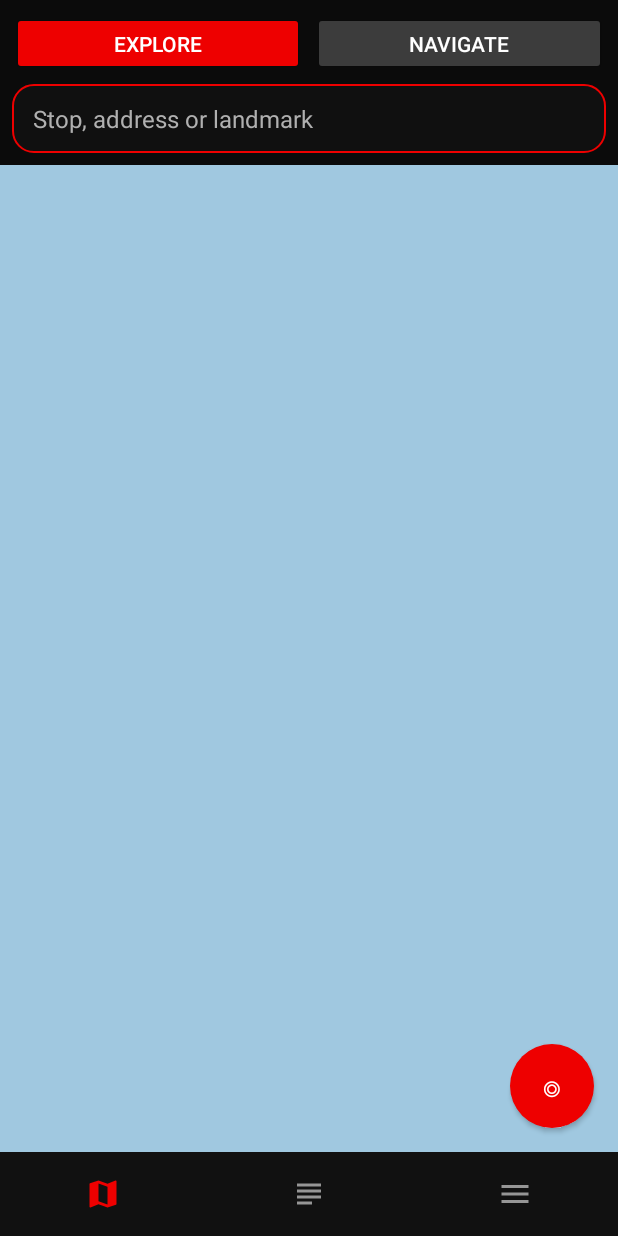
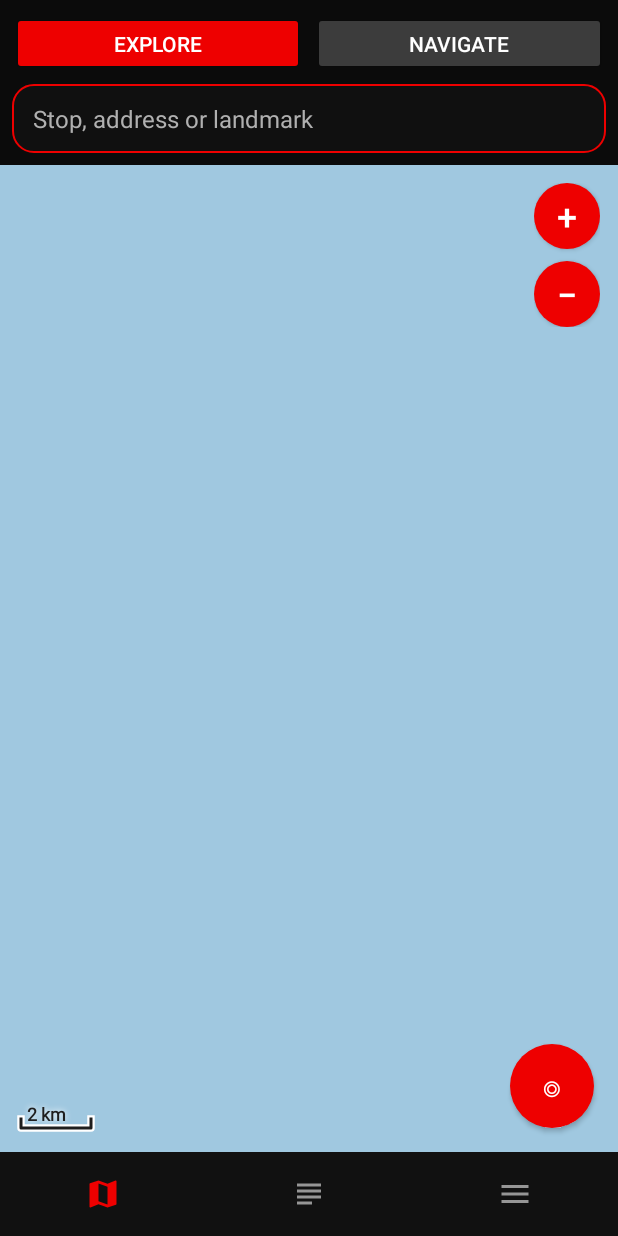
Before and after one commit to rsnel/melamur, an Android app: the MainActivity screen opened directly, with no data from a screen before it, on a phone screen of 412 x 824 dp. Run offline under Robolectric (Android 15) with nearby library versions, the phone set to English and light mode, and no system bars; network calls fail; pictures from the network do not load.

Commit message:
Map: scale bar bottom-left, +/- zoom buttons top-right
- MapView draws a scale bar (largest 1/2/5 x 10^n m that fits ~110 dp,
  shown in m or km) at the bottom-left, dark on a white halo.
- Zoom in / out buttons at the top-right zoom 2x around the screen centre
  (follow mode is kept); hidden in Text view like center-me.

Co-Authored-By: Claude Opus 5.5 <noreply@anthropic.com>
Claude-Session: https://claude.ai/code/session_01NyXCFztP71vkmYY82UYXYm

```diff
--- a/app/src/main/java/it/snel/melamur/MainActivity.kt
+++ b/app/src/main/java/it/snel/melamur/MainActivity.kt
@@ -90,6 +90,7 @@ class MainActivity : Activity(), LocationListener {
     private lateinit var textPanel: android.widget.ScrollView
     private lateinit var textContent: LinearLayout
     private lateinit var centerBtn: Button
+    private lateinit var zoomBox: View
     private lateinit var tabExplore: Button
     private lateinit var tabNavigate: Button
     private lateinit var tabMap: ImageButton
@@ -116,6 +117,9 @@ class MainActivity : Activity(), LocationListener {
         panel = findViewById(R.id.panel)
         lm = getSystemService(LocationManager::class.java)
 
+        zoomBox = findViewById(R.id.zoomBox)
+        findViewById<Button>(R.id.zoomIn).setOnClickListener { map.zoomBy(2f) }
+        findViewById<Button>(R.id.zoomOut).setOnClickListener { map.zoomBy(0.5f) }
         centerBtn = findViewById(R.id.center)
         centerBtn.setOnClickListener {
             if (!map.centerOnMe()) Toast.makeText(this, "Waiting for your location…", Toast.LENGTH_SHORT).show()
@@ -184,6 +188,7 @@ class MainActivity : Activity(), LocationListener {
         tabText.imageTintList = ColorStateList.valueOf(if (viewKind == ViewKind.TEXT) tabOn else iconOff)
         // center-me lives just above the bottom bar; only useful on the map
         centerBtn.visibility = if (viewKind == ViewKind.MAP) View.VISIBLE else View.GONE
+        zoomBox.visibility = centerBtn.visibility
         refreshNavBar()
     }
 
--- a/app/src/main/java/it/snel/melamur/map/MapView.kt
+++ b/app/src/main/java/it/snel/melamur/map/MapView.kt
@@ -93,6 +93,9 @@ class MapView(ctx: Context, attrs: AttributeSet?) : View(ctx, attrs) {
     fun setView(lat: Double, lon: Double, sc: Float) {
         cx = Geo.x(lon); cy = Geo.y(lat); scale = sc; follow = false; invalidate()
     }
+
+    /** Zoom by [f] around the screen centre (keeps follow mode). */
+    fun zoomBy(f: Float) = zoomAt(width / 2f, height / 2f, f)
 
     /** Centre on the user; zoom in to street level if we are zoomed far out. */
     fun centerOnMe(): Boolean {
@@ -211,6 +214,14 @@ class MapView(ctx: Context, attrs: AttributeSet?) : View(ctx, attrs) {
     private val searchFill = fill(Color.rgb(33, 118, 243))
     private val searchRing = stroke(Color.WHITE).apply { strokeWidth = 2.5f * dp }
     private val pin = Path()
+    // scale bar (bottom-left): dark line on a white halo, readable on the light map
+    private val scaleHalo = stroke(Color.WHITE).apply { strokeWidth = 5 * dp; strokeCap = Paint.Cap.SQUARE }
+    private val scaleLine = stroke(Color.rgb(30, 30, 30)).apply { strokeWidth = 2 * dp; strokeCap = Paint.Cap.SQUARE }
+    private val scaleText = Paint(Paint.ANTI_ALIAS_FLAG).apply {
+        color = Color.rgb(30, 30, 30); textSize = 12 * dp; isFakeBoldText = true
+        setShadowLayer(3 * dp, 0f, 0f, Color.WHITE)
+    }
+    private val scalePath = Path()
     private val occupied = HashSet<Long>() // label collision grid, rebuilt per frame
     private val stopLabelCells = HashSet<String>() // stops whose name won a slot this frame
     private val meFill = fill(Color.WHITE)
@@ -345,6 +356,22 @@ class MapView(ctx: Context, attrs: AttributeSet?) : View(ctx, attrs) {
             meFill.color = Color.WHITE
             c.drawCircle(pt[0], pt[1], 8 * dp, meFill); c.drawCircle(pt[0], pt[1], 8 * dp, meRing)
         }
+        drawScaleBar(c)
+    }
+
+    /** Scale bar: the largest 1/2/5 x 10^n metres that fits in ~110 dp. */
+    private fun drawScaleBar(c: Canvas) {
+        val maxM = 110 * dp / scale
+        val p = Math.pow(10.0, Math.floor(Math.log10(maxM.toDouble())))
+        val m = doubleArrayOf(5 * p, 2 * p, p).first { it <= maxM }
+        val len = (m * scale).toFloat()
+        val x0 = 14 * dp; val y = height - 16 * dp; val tick = 6 * dp
+        scalePath.reset()
+        scalePath.moveTo(x0, y - tick); scalePath.lineTo(x0, y)
+        scalePath.lineTo(x0 + len, y); scalePath.lineTo(x0 + len, y - tick)
+        c.drawPath(scalePath, scaleHalo); c.drawPath(scalePath, scaleLine)
+        val label = if (m >= 1000) "${(m / 1000).toInt()} km" else "${m.toInt()} m"
+        c.drawText(label, x0 + 4 * dp, y - 5 * dp, scaleText)
     }
 
     /** Teardrop pin with a white centre; its tip sits exactly on (x, y). */
--- a/app/src/main/res/layout/activity_main.xml
+++ b/app/src/main/res/layout/activity_main.xml
@@ -104,6 +104,26 @@
                 android:orientation="vertical" android:padding="14dp" />
         </ScrollView>
 
+        <!-- zoom in / out: top-right; hidden in text mode -->
+        <LinearLayout android:id="@+id/zoomBox"
+            android:layout_width="wrap_content" android:layout_height="wrap_content"
+            android:layout_gravity="top|end" android:layout_margin="12dp"
+            android:orientation="vertical">
+            <Button android:id="@+id/zoomIn"
+                android:layout_width="44dp" android:layout_height="44dp"
+                android:minWidth="0dp" android:minHeight="0dp" android:padding="0dp"
+                android:background="@drawable/fab_bg" android:text="@string/zoom_in"
+                android:contentDescription="@string/cd_zoom_in"
+                android:textColor="@color/mm_white" android:textSize="24sp" />
+            <Button android:id="@+id/zoomOut"
+                android:layout_width="44dp" android:layout_height="44dp"
+                android:layout_marginTop="8dp"
+                android:minWidth="0dp" android:minHeight="0dp" android:padding="0dp"
+                android:background="@drawable/fab_bg" android:text="@string/zoom_out"
+                android:contentDescription="@string/cd_zoom_out"
+                android:textColor="@color/mm_white" android:textSize="24sp" />
+        </LinearLayout>
+
         <!-- center-me: sits bottom-right, just above the Map/Text/Misc bar; hidden in text mode -->
         <Button android:id="@+id/center"
             android:layout_width="56dp" android:layout_height="56dp"
--- a/app/src/main/res/values/strings.xml
+++ b/app/src/main/res/values/strings.xml
@@ -21,7 +21,11 @@
     <string name="cd_map">Map view</string>
     <string name="cd_text">Text view</string>
     <string name="cd_menu">Menu</string>
-    <string name="cd_swap">Swap start and destination</string>
+    <string name="cd_swap">Swap from and to</string>
+    <string name="zoom_in">+</string>
+    <string name="zoom_out">−</string>
+    <string name="cd_zoom_in">Zoom in</string>
+    <string name="cd_zoom_out">Zoom out</string>
     <string name="text_all_lines">All lines</string>
     <string name="text_show_map">Show on map</string>
     <string name="text_earlier">‹ earlier</string>
```
